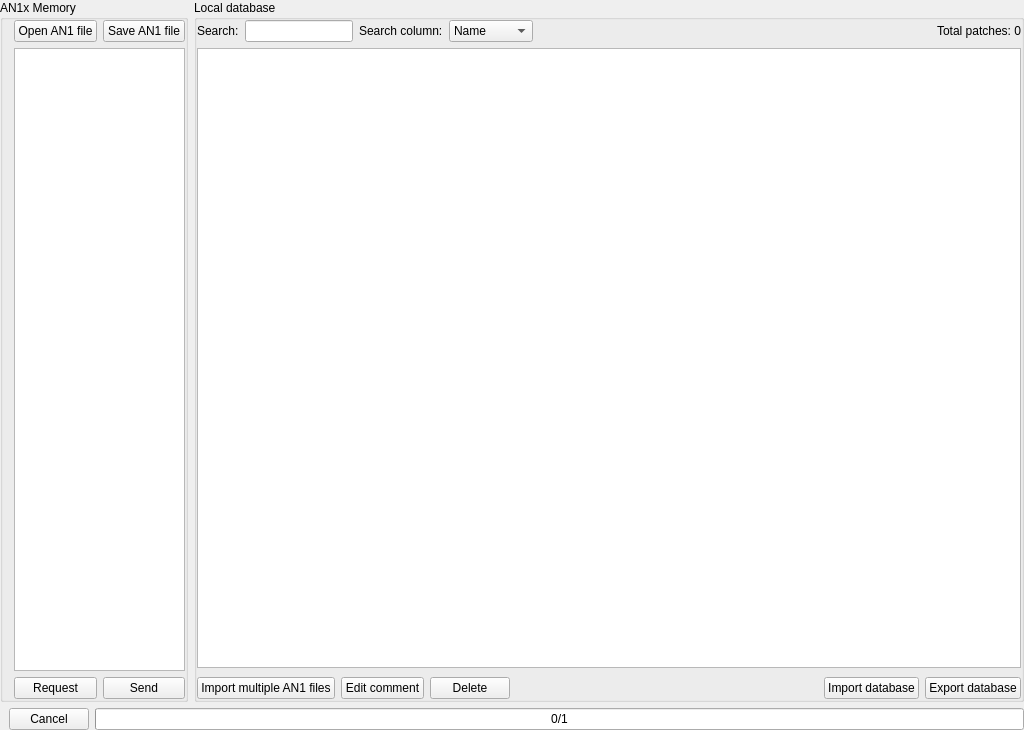
Old version of the form src/View/Browser.ui in the repository thefinalcutbg/QAN1xEditor.
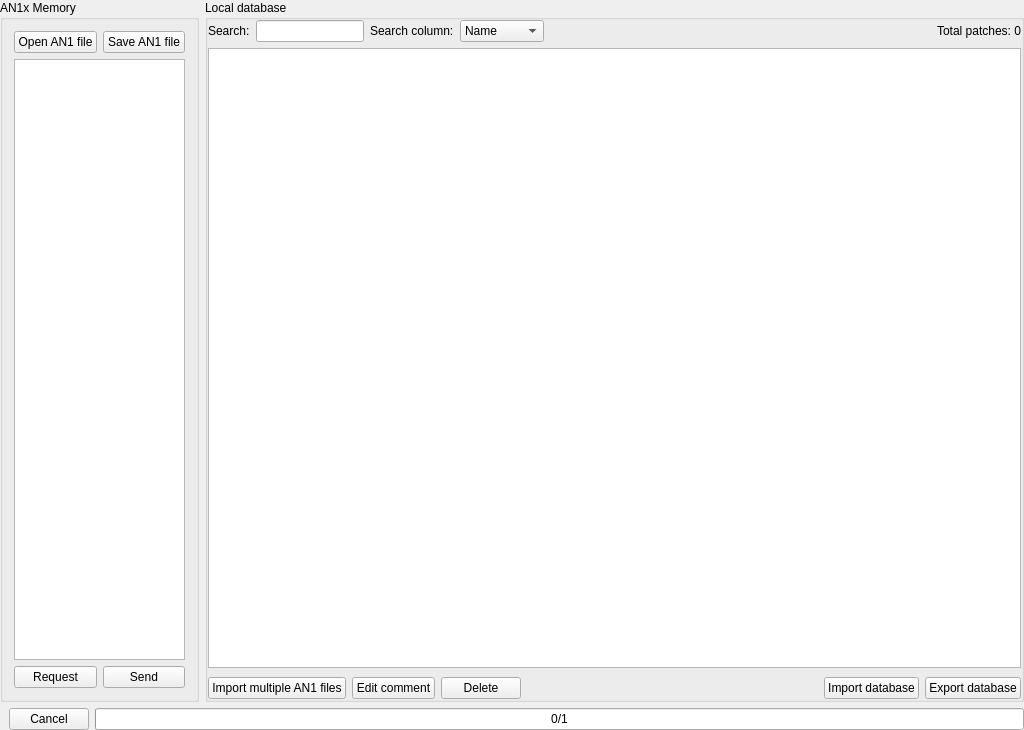
New version of the form. Custom widgets are drawn as their Qt base class.

Commit message: windows layout fix

```diff
--- a/src/View/Browser.ui
+++ b/src/View/Browser.ui
@@ -34,15 +34,6 @@
         <string>AN1x Memory</string>
        </property>
        <layout class="QVBoxLayout" name="verticalLayout_2">
-        <property name="topMargin">
-         <number>0</number>
-        </property>
-        <property name="rightMargin">
-         <number>0</number>
-        </property>
-        <property name="bottomMargin">
-         <number>0</number>
-        </property>
         <item>
          <layout class="QHBoxLayout" name="horizontalLayout_6">
           <property name="topMargin">
```
The commit also changes 1 other file.
